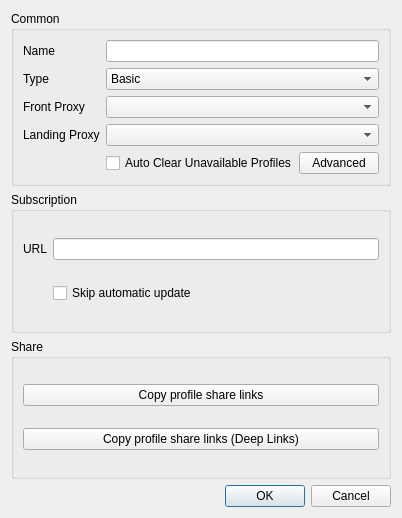
The window that upstream/include/ui/group/dialog_edit_group.ui (hopol/throne-mirror) describes before a commit, drawn with Qt 5.
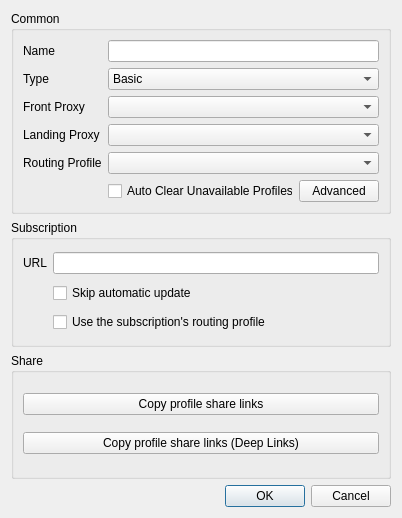
The same window after the commit. Custom widgets are drawn as their Qt base class.

What changed in the file:
```diff
--- a/upstream/include/ui/group/dialog_edit_group.ui
+++ b/upstream/include/ui/group/dialog_edit_group.ui
@@ -101,7 +101,21 @@
       <item row="0" column="1">
        <widget class="QLineEdit" name="name"/>
       </item>
+      <item row="4" column="0">
+       <widget class="QLabel" name="route_l">
+        <property name="text">
+         <string>Routing Profile</string>
+        </property>
+       </widget>
+      </item>
       <item row="4" column="1">
+       <widget class="QComboBox" name="route">
+        <property name="toolTip">
+         <string>The routing profile this group's profiles connect with. Default follows the routing profile chosen in the Routing menu.</string>
+        </property>
+       </widget>
+      </item>
+      <item row="5" column="1">
        <layout class="QHBoxLayout" name="common_options_layout">
         <item>
          <widget class="QCheckBox" name="auto_clear_unavailable">
@@ -169,6 +183,16 @@
         </property>
        </widget>
       </item>
+      <item row="2" column="1">
+       <widget class="QCheckBox" name="import_sub_route">
+        <property name="toolTip">
+         <string>Each update saves the routing profile the subscription provides (Happ format) as this group's own routing profile. DNS settings from the subscription are never used.</string>
+        </property>
+        <property name="text">
+         <string>Use the subscription's routing profile</string>
+        </property>
+       </widget>
+      </item>
      </layout>
     </widget>
    </item>
```
Left out of the diff: 2 changed lines with no effect on the pictures.
